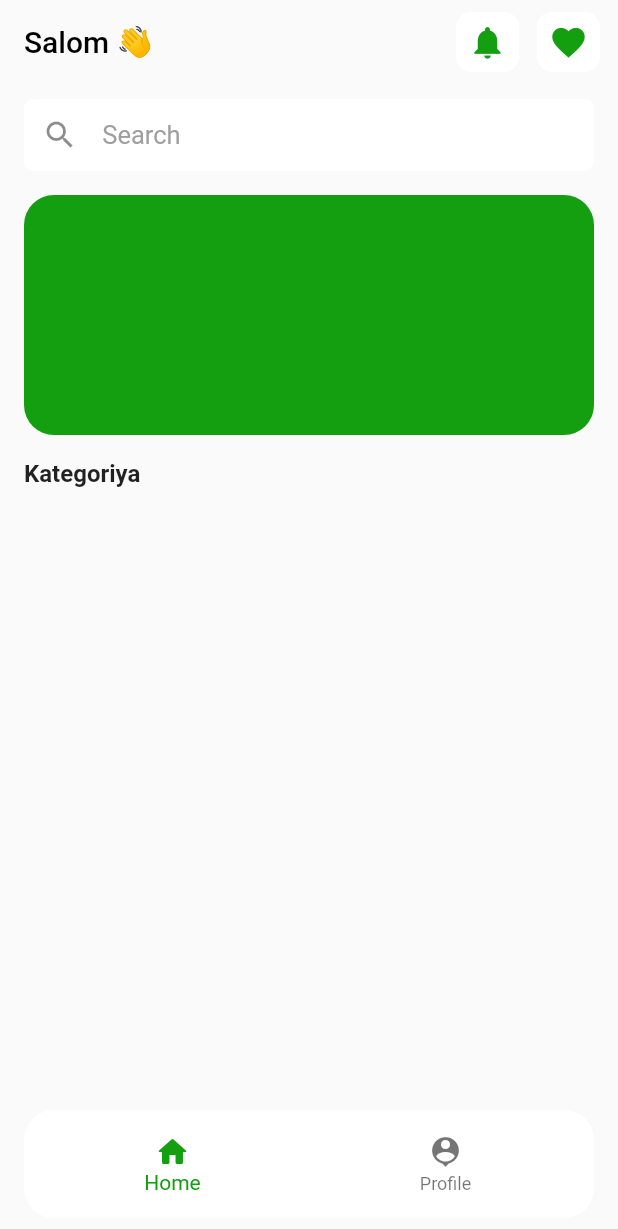
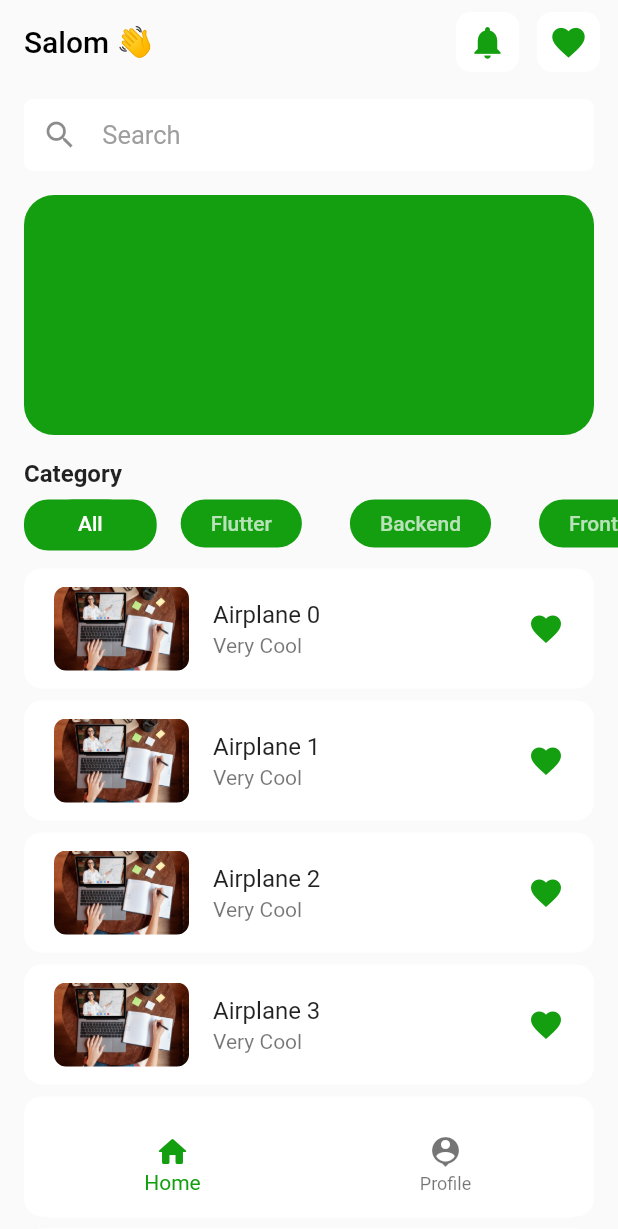
Before and after one commit to abdulazizmalikov18/matrix_online_app, a Flutter app: the screen it shows after launch, on a phone screen of 412 x 824 dp. Shown: the top 1229 px of the screen. Run offline on Flutter 3.47's test engine with Material 2 defaults, Android fonts, the light colour scheme and no system bars; our stand-ins replace flutter_snake_navigationbar, flutter_svg.

Commit message:
ListView.bulider add

```diff
--- a/lib/core/components/banner.dart
+++ b/lib/core/components/banner.dart
@@ -11,6 +11,7 @@ class BannerDecoretion extends StatelessWidget {
       margin: const EdgeInsets.symmetric(vertical: 16),
       height: 160,
       child: PageView.builder(
+        physics: const BouncingScrollPhysics(),
         controller: controller,
         itemCount: bannerModelList.length,
         itemBuilder: (context, index) {
--- a/lib/core/widgets/text_formFild.dart
+++ b/lib/core/widgets/text_formFild.dart
@@ -20,7 +20,7 @@ class TextInput extends StatelessWidget {
           cursorColor: kBlue,
           decoration: InputDecoration(
             hintText: lable,
-            fillColor: Colors.white,
+            fillColor: kWhite,
             filled: true,
             focusedBorder: OutlineInputBorder(
               borderRadius: BorderRadius.circular(10),
@@ -30,7 +30,7 @@ class TextInput extends StatelessWidget {
             enabledBorder: OutlineInputBorder(
               borderRadius: BorderRadius.circular(10),
               borderSide: const BorderSide(
-                  color: Colors.white, style: BorderStyle.solid, width: 3),
+                  color: kWhite, style: BorderStyle.solid, width: 3),
             ),
           ),
         ),
--- a/lib/main.dart
+++ b/lib/main.dart
@@ -1,4 +1,5 @@
 import 'package:flutter/material.dart';
+import 'package:matrix_online_app/core/constants/color.dart';
 import 'package:matrix_online_app/provider/my_bottom_provider.dart';
 import 'package:matrix_online_app/screens/myHomePage.dart';
 import 'package:provider/provider.dart';
@@ -23,7 +24,7 @@ class MyApp extends StatelessWidget {
       debugShowCheckedModeBanner: false,
       title: 'Flutter Demo',
       theme: ThemeData(
-        primarySwatch: Colors.blue,
+        focusColor: kBlue,
       ),
       home: const MyHomePage(),
     );
--- a/lib/screens/favorite/favorite.dart
+++ b/lib/screens/favorite/favorite.dart
@@ -27,7 +27,7 @@ class FavoritePage extends StatelessWidget {
             padding: const EdgeInsets.symmetric(horizontal: 16.0, vertical: 4),
             child: Container(
               decoration: BoxDecoration(
-                  borderRadius: BorderRadius.circular(12), color: Colors.white),
+                  borderRadius: BorderRadius.circular(12), color: kWhite),
               // margin: EdgeInsets.all(4),
               padding: EdgeInsets.all(4),
 
--- a/lib/screens/home/home_nologin_page.dart
+++ b/lib/screens/home/home_nologin_page.dart
@@ -1,13 +1,23 @@
 import 'package:flutter/material.dart';
 import 'package:matrix_online_app/core/components/banner.dart';
 import 'package:matrix_online_app/core/components/search.dart';
+import 'package:matrix_online_app/core/constants/color.dart';
 import 'package:matrix_online_app/core/widgets/appbarNoLogin.dart';
+import 'package:matrix_online_app/screens/home/tabsPage.dart';
 
 class HomePage extends StatelessWidget {
   const HomePage({Key? key}) : super(key: key);
 
   @override
   Widget build(BuildContext context) {
+    final _kTabPages = [
+      const TabAllPage(),
+      const TabFlutterPage(),
+      const TabBakendPage(),
+      const TabFrontendPage(),
+      const TabJavaPage()
+    ];
+
     return Scaffold(
       resizeToAvoidBottomInset: true,
       extendBody: true,
@@ -23,40 +33,113 @@ class HomePage extends StatelessWidget {
             children: [
               const SearchInput(),
               const BannerDecoretion(),
-              Column(
+              DefaultTabController(
+                length: 5,
+                child: Column(
                   children: [
                     Container(
                       alignment: Alignment.centerLeft,
                       margin: const EdgeInsets.symmetric(horizontal: 16.0),
                       child: const Text(
-                      'Kategoriya',
+                        'Category',
                         style: TextStyle(
                           fontSize: 16,
                           fontWeight: FontWeight.bold,
                         ),
                       ),
                     ),
-                  // Container(
-                  //   height: 30,
-                  //   margin: const EdgeInsets.symmetric(horizontal: 16),
-                  //   child: ListView.builder(
-                  //     scrollDirection: Axis.horizontal,
-                  //     itemCount: kategoriyModelList.length,
-                  //     itemBuilder: (context, index) {
-                  //       return Container(
-                  //         alignment: Alignment.center,
-                  //         padding:const EdgeInsets.all(8.0),
-                  //         margin: const EdgeInsets.only(right: 16),
-                  //         decoration: BoxDecoration(
-                  //           color: kBlue,
-                  //           borderRadius: BorderRadius.circular(10),
-                  //         ),
-                  //       child: Text(kategoriyModelList[index].name),
-                  //       );
-                  //     },
-                  //   ),
-                  // ),
+                    SizedBox(
+                      height: 50,
+                      child: TabBar(
+                        padding: const EdgeInsets.symmetric(
+                          horizontal: 16,
+                          vertical: 8,
+                        ),
+                        indicator: BoxDecoration(
+                          color: kBlue,
+                          borderRadius: BorderRadius.circular(16),
+                        ),
+                        physics: const BouncingScrollPhysics(),
+                        indicatorColor: Colors.transparent,
+                        isScrollable: true,
+                        tabs: [
+                          Tab(
+                            child: Container(
+                              padding: const EdgeInsets.symmetric(
+                                horizontal: 20,
+                                vertical: 8,
+                              ),
+                              decoration: BoxDecoration(
+                                color: kBlue,
+                                borderRadius: BorderRadius.circular(16),
+                              ),
+                              child: const Text('All'),
+                            ),
+                          ),
+                          Tab(
+                            child: Container(
+                              padding: const EdgeInsets.symmetric(
+                                horizontal: 20,
+                                vertical: 8,
+                              ),
+                              decoration: BoxDecoration(
+                                color: kBlue,
+                                borderRadius: BorderRadius.circular(16),
+                              ),
+                              child: const Text('Flutter'),
+                            ),
+                          ),
+                          Tab(
+                            child: Container(
+                              padding: const EdgeInsets.symmetric(
+                                horizontal: 20,
+                                vertical: 8,
+                              ),
+                              decoration: BoxDecoration(
+                                color: kBlue,
+                                borderRadius: BorderRadius.circular(16),
+                              ),
+                              child: const Text('Backend'),
+                            ),
+                          ),
+                          Tab(
+                            child: Container(
+                              padding: const EdgeInsets.symmetric(
+                                horizontal: 20,
+                                vertical: 8,
+                              ),
+                              decoration: BoxDecoration(
+                                color: kBlue,
+                                borderRadius: BorderRadius.circular(16),
+                              ),
+                              child: const Text('Frontend'),
+                            ),
+                          ),
+                          Tab(
+                            child: Container(
+                              padding: const EdgeInsets.symmetric(
+                                horizontal: 20,
+                                vertical: 8,
+                              ),
+                              decoration: BoxDecoration(
+                                color: kBlue,
+                                borderRadius: BorderRadius.circular(16),
+                              ),
+                              child: const Text('Java'),
+                            ),
+                          ),
                         ],
+                      ),
+                    ),
+                    SizedBox(
+                      height: 800,
+                      child: TabBarView(
+                        physics: const BouncingScrollPhysics(),
+                        children: _kTabPages,
+                      ),
+                    ),
+                  ],
+                ),
               )
             ],
           ),
--- /dev/null
+++ b/lib/screens/home/tabsPage.dart
@@ -0,0 +1,209 @@
+import 'package:flutter/material.dart';
+import 'package:matrix_online_app/core/constants/color.dart';
+
+class TabAllPage extends StatelessWidget {
+  const TabAllPage({Key? key}) : super(key: key);
+
+  @override
+  Widget build(BuildContext context) {
+    return ListView.builder(
+      physics: const BouncingScrollPhysics(),
+      itemCount: 7,
+      itemBuilder: (context, index) {
+        return Padding(
+          padding: const EdgeInsets.symmetric(horizontal: 16.0, vertical: 4),
+          child: Container(
+            decoration: BoxDecoration(
+                borderRadius: BorderRadius.circular(12), color: kWhite),
+            // margin: EdgeInsets.all(4),
+            padding: EdgeInsets.all(4),
+
+            child: ListTile(
+              leading: Container(
+                width: 90,
+                decoration: BoxDecoration(
+                  borderRadius: BorderRadius.circular(8),
+                  image: const DecorationImage(
+                    image: AssetImage(
+                      'assets/rasm1.jpg',
+                    ),
+                    fit: BoxFit.cover,
+                  ),
+                ),
+              ),
+              title: Text('Airplane $index'),
+              subtitle: const Text('Very Cool'),
+              trailing: const Icon(Icons.favorite, color: kBlue),
+              onTap: () => print('Tapped on Row $index'),
+            ),
+          ),
+        );
+      },
+    );
+  }
+}
+
+class TabFlutterPage extends StatelessWidget {
+  const TabFlutterPage({Key? key}) : super(key: key);
+
+  @override
+  Widget build(BuildContext context) {
+    return ListView.builder(
+      physics: const BouncingScrollPhysics(),
+      itemCount: 5,
+      itemBuilder: (context, index) {
+        return Padding(
+          padding: const EdgeInsets.symmetric(horizontal: 16.0, vertical: 4),
+          child: Container(
+            decoration: BoxDecoration(
+                borderRadius: BorderRadius.circular(12), color: kWhite),
+            // margin: EdgeInsets.all(4),
+            padding: EdgeInsets.all(4),
+
+            child: ListTile(
+              leading: Container(
+                width: 90,
+                decoration: BoxDecoration(
+                  borderRadius: BorderRadius.circular(8),
+                  image: const DecorationImage(
+                    image: AssetImage(
+                      'assets/rasm1.jpg',
+                    ),
+                    fit: BoxFit.cover,
+                  ),
+                ),
+              ),
+              title: Text('Airplane $index'),
+              subtitle: const Text('Very Cool'),
+              trailing: const Icon(Icons.favorite, color: kBlue),
+              onTap: () => print('Tapped on Row $index'),
+            ),
+          ),
+        );
+      },
+    );
+  }
+}
+class TabBakendPage extends StatelessWidget {
+  const TabBakendPage({Key? key}) : super(key: key);
+
+  @override
+  Widget build(BuildContext context) {
+    return ListView.builder(
+      physics: const BouncingScrollPhysics(),
+      itemCount: 2,
+      itemBuilder: (context, index) {
+        return Padding(
+          padding: const EdgeInsets.symmetric(horizontal: 16.0, vertical: 4),
+          child: Container(
+            decoration: BoxDecoration(
+                borderRadius: BorderRadius.circular(12), color: kWhite),
+            // margin: EdgeInsets.all(4),
+            padding: EdgeInsets.all(4),
+
+            child: ListTile(
+              leading: Container(
+                width: 90,
+                decoration: BoxDecoration(
+                  borderRadius: BorderRadius.circular(8),
+                  image: const DecorationImage(
+                    image: AssetImage(
+                      'assets/rasm1.jpg',
+                    ),
+                    fit: BoxFit.cover,
+                  ),
+                ),
+              ),
+              title: Text('Airplane $index'),
+              subtitle: const Text('Very Cool'),
+              trailing: const Icon(Icons.favorite, color: kBlue),
+              onTap: () => print('Tapped on Row $index'),
+            ),
+          ),
+        );
+      },
+    );
+  }
+}
+class TabFrontendPage extends StatelessWidget {
+  const TabFrontendPage({Key? key}) : super(key: key);
+
+  @override
+  Widget build(BuildContext context) {
+    return ListView.builder(
+      physics: const BouncingScrollPhysics(),
+      itemCount: 3,
+      itemBuilder: (context, index) {
+        return Padding(
+          padding: const EdgeInsets.symmetric(horizontal: 16.0, vertical: 4),
+          child: Container(
+            decoration: BoxDecoration(
+                borderRadius: BorderRadius.circular(12), color: kWhite),
+            // margin: EdgeInsets.all(4),
+            padding: EdgeInsets.all(4),
+
+            child: ListTile(
+              leading: Container(
+                width: 90,
+                decoration: BoxDecoration(
+                  borderRadius: BorderRadius.circular(8),
+                  image: const DecorationImage(
+                    image: AssetImage(
+                      'assets/rasm1.jpg',
+                    ),
+                    fit: BoxFit.cover,
+                  ),
+                ),
+              ),
+              title: Text('Airplane $index'),
+              subtitle: const Text('Very Cool'),
+              trailing: const Icon(Icons.favorite, color: kBlue),
+              onTap: () => print('Tapped on Row $index'),
+            ),
+          ),
+        );
+      },
+    );
+  }
+}
+class TabJavaPage extends StatelessWidget {
+  const TabJavaPage({Key? key}) : super(key: key);
+
+  @override
+  Widget build(BuildContext context) {
+    return ListView.builder(
+      physics: const BouncingScrollPhysics(),
+      itemCount: 3,
+      itemBuilder: (context, index) {
+        return Padding(
+          padding: const EdgeInsets.symmetric(horizontal: 16.0, vertical: 4),
+          child: Container(
+            decoration: BoxDecoration(
+                borderRadius: BorderRadius.circular(12), color: kWhite),
+            // margin: EdgeInsets.all(4),
+            padding: EdgeInsets.all(4),
+
+            child: ListTile(
+              leading: Container(
+                width: 90,
+                decoration: BoxDecoration(
+                  borderRadius: BorderRadius.circular(8),
+                  image: const DecorationImage(
+                    image: AssetImage(
+                      'assets/rasm1.jpg',
+                    ),
+                    fit: BoxFit.cover,
+                  ),
+                ),
+              ),
+              title: Text('Airplane $index'),
+              subtitle: const Text('Very Cool'),
+              trailing: const Icon(Icons.favorite, color: kBlue),
+              onTap: () => print('Tapped on Row $index'),
+            ),
+          ),
+        );
+      },
+    );
+  }
+}
```
Lines whose indentation alone changed are shown as unchanged.
